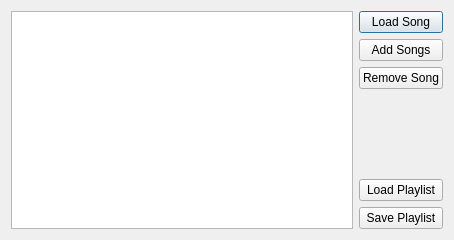
Before: the Qt Designer form playlist_ui.ui in Vampouille/superboucle, drawn with Qt 5.
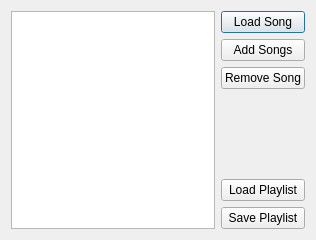
After: the same form once the commit is applied.

Commit message: resized playlist editor dialog

The edit to the form file:
```diff
--- a/playlist_ui.ui
+++ b/playlist_ui.ui
@@ -6,7 +6,7 @@
    <rect>
     <x>0</x>
     <y>0</y>
-    <width>454</width>
+    <width>316</width>
     <height>240</height>
    </rect>
   </property>
```
